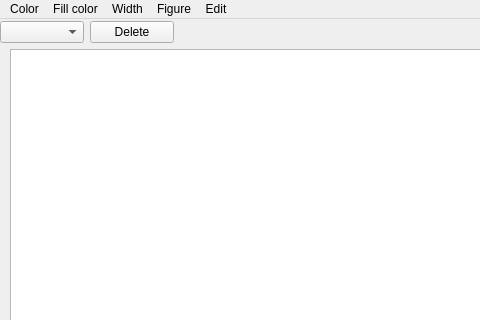
The window that lab23/lab23/mainwindow.ui (AkinuM/oop) describes before a commit, drawn with Qt 5; both pictures show x 0 to 480 and y 0 to 320 of the 1016 by 637 pixel window.
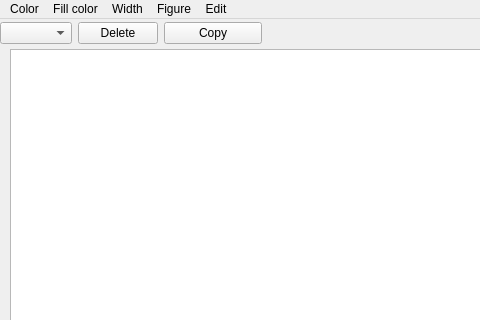
The same window after the commit.

Diff of the .ui file:
```diff
--- a/lab23/lab23/mainwindow.ui
+++ b/lab23/lab23/mainwindow.ui
@@ -14,28 +14,6 @@
    <string>MainWindow</string>
   </property>
   <widget class="QWidget" name="centralwidget">
-   <widget class="QWidget" name="layoutWidget">
-    <property name="geometry">
-     <rect>
-      <x>0</x>
-      <y>0</y>
-      <width>174</width>
-      <height>27</height>
-     </rect>
-    </property>
-    <layout class="QHBoxLayout" name="horizontalLayout">
-     <item>
-      <widget class="QComboBox" name="comboBox"/>
-     </item>
-     <item>
-      <widget class="QPushButton" name="pushButton">
-       <property name="text">
-        <string>Delete</string>
-       </property>
-      </widget>
-     </item>
-    </layout>
-   </widget>
    <widget class="QGraphicsView" name="graphicsView">
     <property name="geometry">
      <rect>
@@ -49,6 +27,39 @@
      <bool>true</bool>
     </property>
    </widget>
+   <widget class="QWidget" name="">
+    <property name="geometry">
+     <rect>
+      <x>0</x>
+      <y>0</y>
+      <width>262</width>
+      <height>29</height>
+     </rect>
+    </property>
+    <layout class="QHBoxLayout" name="horizontalLayout_2">
+     <item>
+      <layout class="QHBoxLayout" name="horizontalLayout">
+       <item>
+        <widget class="QComboBox" name="comboBox"/>
+       </item>
+       <item>
+        <widget class="QPushButton" name="pushButton">
+         <property name="text">
+          <string>Delete</string>
+         </property>
+        </widget>
+       </item>
+      </layout>
+     </item>
+     <item>
+      <widget class="QPushButton" name="pushButton_2">
+       <property name="text">
+        <string>Copy</string>
+       </property>
+      </widget>
+     </item>
+    </layout>
+   </widget>
   </widget>
   <widget class="QMenuBar" name="menubar">
    <property name="geometry">
```
